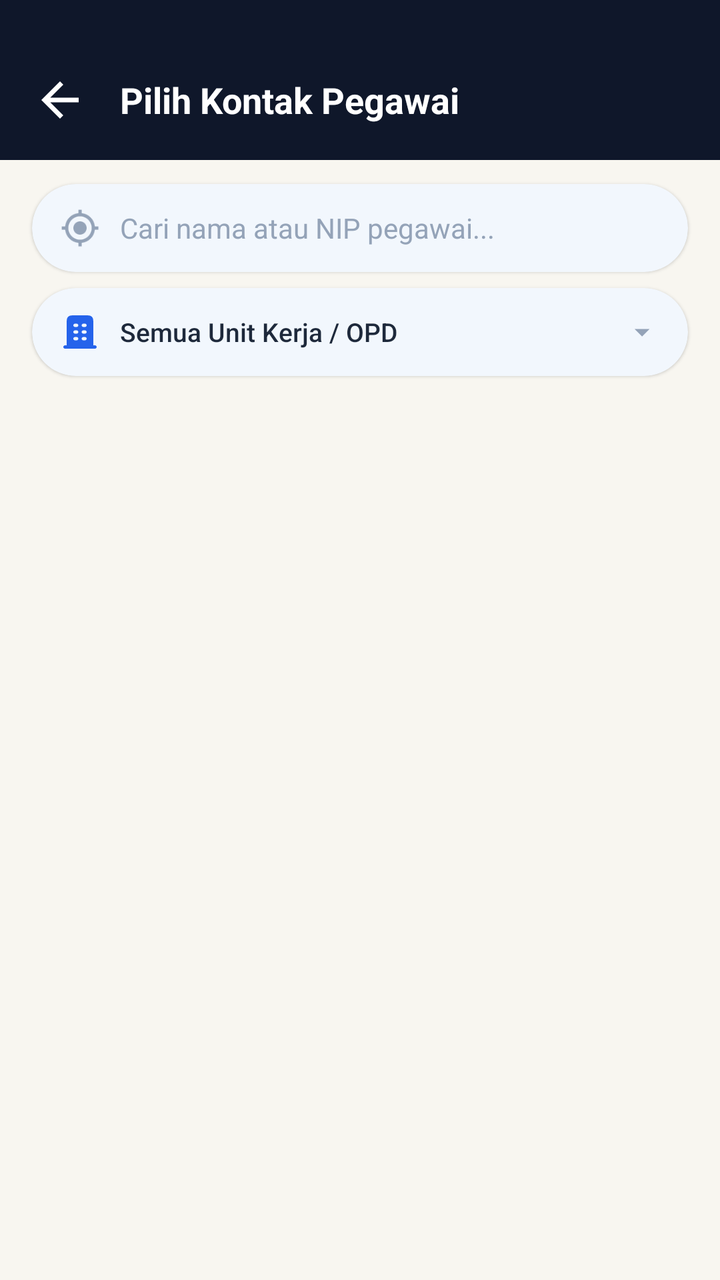
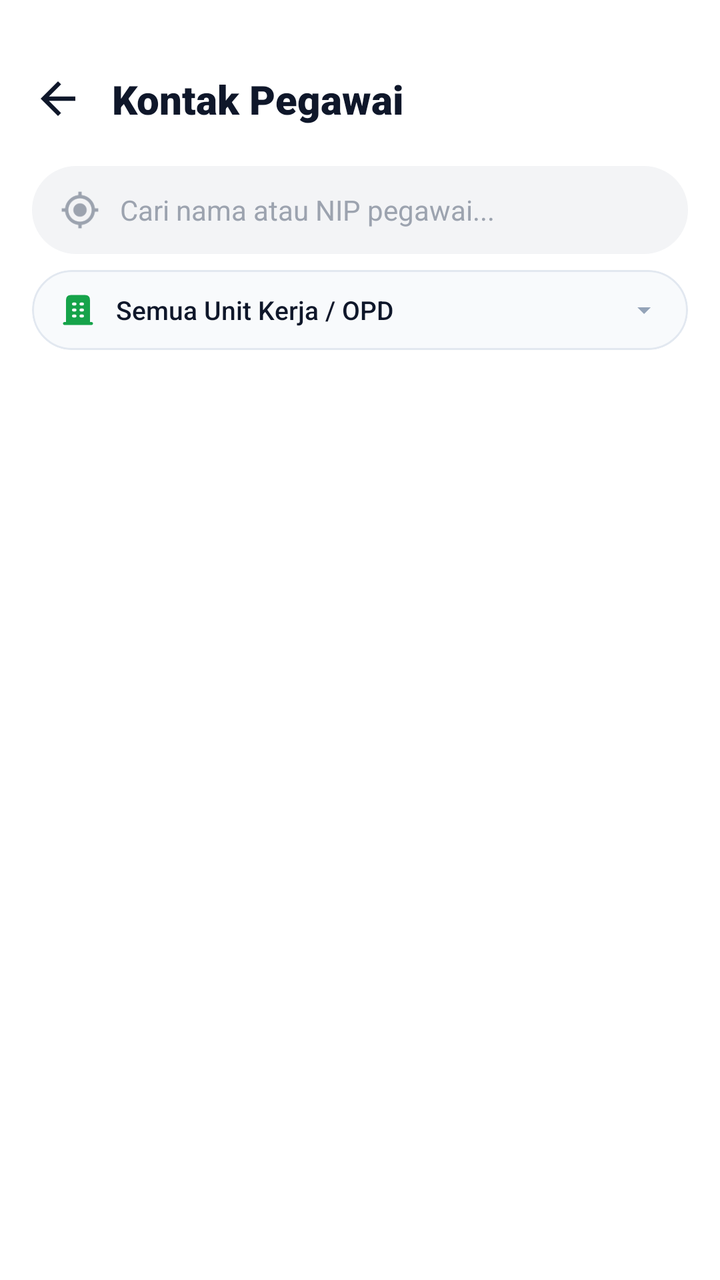

The first picture is an Android layout as it rendered before a commit; the second is the same layout after the commit. The layout source and the unified diff follow.
<!-- AndroidManifest.xml: application theme Theme.AppPemko -->
<!-- res/layout/activity_chat_contact_picker.xml -->
<?xml version="1.0" encoding="utf-8"?>
<LinearLayout xmlns:android="http://schemas.android.com/apk/res/android"
    xmlns:app="http://schemas.android.com/apk/res-auto"
    android:layout_width="match_parent"
    android:layout_height="match_parent"
    android:background="#F8F6F0"
    android:orientation="vertical">

    
    <LinearLayout
        android:layout_width="match_parent"
        android:layout_height="wrap_content"
        android:background="#0F172A"
        android:orientation="horizontal"
        android:paddingHorizontal="16dp"
        android:paddingTop="36dp"
        android:paddingBottom="16dp"
        android:gravity="center_vertical">

        <ImageView
            android:id="@+id/ivBackPicker"
            android:layout_width="28dp"
            android:layout_height="28dp"
            android:src="@drawable/ic_arrow_back"
            app:tint="#FFFFFF"
            android:background="?attr/selectableItemBackgroundBorderless"
            android:clickable="true"
            android:focusable="true"
            android:contentDescription="Kembali"/>

        <TextView
            android:layout_width="0dp"
            android:layout_height="wrap_content"
            android:layout_weight="1"
            android:layout_marginStart="16dp"
            android:text="Pilih Kontak Pegawai"
            android:textColor="#FFFFFF"
            android:textSize="18sp"
            android:textStyle="bold"/>
    </LinearLayout>

    
    <com.google.android.material.card.MaterialCardView
        android:layout_width="match_parent"
        android:layout_height="44dp"
        android:layout_marginHorizontal="16dp"
        android:layout_marginTop="12dp"
        android:layout_marginBottom="8dp"
        app:cardCornerRadius="22dp"
        app:cardElevation="1dp"
        app:strokeWidth="0dp">

        <LinearLayout
            android:layout_width="match_parent"
            android:layout_height="match_parent"
            android:gravity="center_vertical"
            android:orientation="horizontal"
            android:paddingHorizontal="14dp">

            <ImageView
                android:layout_width="20dp"
                android:layout_height="20dp"
                android:src="@drawable/ic_search_location"
                app:tint="#94A3B8"
                android:contentDescription="Cari"/>

            <EditText
                android:id="@+id/etSearchPicker"
                android:layout_width="match_parent"
                android:layout_height="match_parent"
                android:layout_marginStart="10dp"
                android:background="@null"
                android:hint="Cari nama atau NIP pegawai..."
                android:textColor="#1E293B"
                android:textColorHint="#94A3B8"
                android:textSize="14sp"
                android:inputType="text"/>
        </LinearLayout>
    </com.google.android.material.card.MaterialCardView>

    
    <com.google.android.material.card.MaterialCardView
        android:id="@+id/cvOpdFilterPicker"
        android:layout_width="match_parent"
        android:layout_height="44dp"
        android:layout_marginHorizontal="16dp"
        android:layout_marginBottom="8dp"
        android:clickable="true"
        android:focusable="true"
        app:cardCornerRadius="22dp"
        app:cardElevation="1dp"
        app:strokeWidth="0dp">

        <LinearLayout
            android:layout_width="match_parent"
            android:layout_height="match_parent"
            android:gravity="center_vertical"
            android:orientation="horizontal"
            android:paddingHorizontal="14dp">

            <ImageView
                android:layout_width="20dp"
                android:layout_height="20dp"
                android:src="@drawable/ic_locasi_office"
                app:tint="#2563EB"
                android:contentDescription="Unit Kerja / OPD"/>

            <TextView
                android:id="@+id/tvOpdFilterSelectedName"
                android:layout_width="0dp"
                android:layout_height="wrap_content"
                android:layout_weight="1"
                android:layout_marginStart="10dp"
                android:ellipsize="end"
                android:fontFamily="sans-serif-medium"
                android:maxLines="1"
                android:text="Semua Unit Kerja / OPD"
                android:textColor="#1E293B"
                android:textSize="13sp" />

            <ImageView
                android:layout_width="18dp"
                android:layout_height="18dp"
                android:src="@drawable/ic_arrow_down"
                app:tint="#94A3B8"
                android:contentDescription="Pilih OPD" />
        </LinearLayout>
    </com.google.android.material.card.MaterialCardView>

    
    <FrameLayout
        android:layout_width="match_parent"
        android:layout_height="0dp"
        android:layout_weight="1">

        <androidx.recyclerview.widget.RecyclerView
            android:id="@+id/rvPickerList"
            android:layout_width="match_parent"
            android:layout_height="match_parent"
            android:clipToPadding="false"
            android:paddingVertical="8dp"/>

        <ProgressBar
            android:id="@+id/pbPicker"
            android:layout_width="wrap_content"
            android:layout_height="wrap_content"
            android:layout_gravity="center"
            android:indeterminateTint="#16A34A"/>

        <TextView
            android:id="@+id/tvEmptyPicker"
            android:layout_width="wrap_content"
            android:layout_height="wrap_content"
            android:layout_gravity="center"
            android:text="Kontak tidak ditemukan"
            android:textColor="#64748B"
            android:textSize="14sp"
            android:visibility="gone"/>
    </FrameLayout>

</LinearLayout>
<!-- resources referenced by this layout -->
<resources>
  <!-- drawable ic_arrow_back (drawable) -->
  <?xml version="1.0" encoding="utf-8"?>
  <vector xmlns:android="http://schemas.android.com/apk/res/android"
      android:width="24dp"
      android:height="24dp"
      android:viewportWidth="24"
      android:viewportHeight="24">
      <path
          android:fillColor="#FFFFFFFF"
          android:pathData="M20,11H7.83l5.59,-5.59L12,4l-8,8 8,8 1.41,-1.41L7.83,13H20v-2z" />
  </vector>
  <!-- drawable ic_arrow_down (drawable) -->
  <vector android:height="24dp" android:tint="@color/biru"
      android:viewportHeight="24" android:viewportWidth="24"
      android:width="24dp" xmlns:android="http://schemas.android.com/apk/res/android">
      <path android:fillColor="@android:color/white" android:pathData="M7,10l5,5 5,-5z"/>
  </vector>
  <!-- drawable ic_search_location (drawable) -->
  <vector android:height="24dp"
      android:viewportHeight="24" android:viewportWidth="24"
      android:width="24dp" xmlns:android="http://schemas.android.com/apk/res/android">
      <path android:fillColor="#F1F1F1" android:pathData="M12,8c-2.21,0 -4,1.79 -4,4s1.79,4 4,4 4,-1.79 4,-4 -1.79,-4 -4,-4zM20.94,11c-0.46,-4.17 -3.77,-7.48 -7.94,-7.94L13,1h-2v2.06C6.83,3.52 3.52,6.83 3.06,11L1,11v2h2.06c0.46,4.17 3.77,7.48 7.94,7.94L11,23h2v-2.06c4.17,-0.46 7.48,-3.77 7.94,-7.94L23,13v-2h-2.06zM12,19c-3.87,0 -7,-3.13 -7,-7s3.13,-7 7,-7 7,3.13 7,7 -3.13,7 -7,7z"/>
  </vector>
  <style name="Theme.AppPemko" parent="Base.Theme.AppPemko">
          <item name="android:textColor">@color/text_primary</item>
      </style>
  <color name="biru">#008DDA</color>
  <style name="Base.Theme.AppPemko" parent="Theme.Material3.DayNight.NoActionBar">
          <item name="colorPrimary">@color/primary_brand</item>
          <item name="colorOnPrimary">@color/on_primary_brand</item>
          <item name="colorSecondary">@color/brand_secondary</item>
          <item name="colorOnSecondary">@color/white</item>
          <item name="colorSurface">@color/surface_main</item>
          <item name="colorOnSurface">@color/text_primary</item>
          <item name="colorSurfaceVariant">@color/surface_variant</item>
          <item name="colorOnSurfaceVariant">@color/text_secondary</item>
          <item name="android:statusBarColor">@color/primary_brand</item>
          <item name="android:windowBackground">@color/background_main</item>
          <item name="android:fontFamily">sans-serif</item>
          <item name="android:windowAnimationStyle">@style/Animation.App.Activity</item>
      </style>
  <color name="text_primary">#171717</color>
  <color name="primary_brand">#0869D8</color>
  <color name="on_primary_brand">#FFFFFF</color>
  <color name="brand_secondary">#E91E63</color>
  <color name="white">#FFFFFF</color>
  <color name="surface_main">#FFFFFF</color>
  <color name="surface_variant">#F4F4F4</color>
  <color name="text_secondary">#454545</color>
  <color name="background_main">#FBFBFB</color>
  <style name="Animation.App.Activity" parent="@android:style/Animation.Activity">
          <item name="android:activityOpenEnterAnimation">@anim/slide_in_right</item>
          <item name="android:activityOpenExitAnimation">@anim/slide_out_left</item>
          <item name="android:activityCloseEnterAnimation">@anim/slide_in_left</item>
          <item name="android:activityCloseExitAnimation">@anim/slide_out_right</item>
      </style>
  <!-- unchanged entries left out for length: 1 -->
</resources>

<!-- the commit's change to res/layout/activity_chat_contact_picker.xml (unified diff, before → after) -->
@@ -3,26 +3,26 @@
     xmlns:app="http://schemas.android.com/apk/res-auto"
     android:layout_width="match_parent"
     android:layout_height="match_parent"
-    android:background="#F8F6F0"
+    android:background="#FFFFFF"
     android:orientation="vertical">
 
     
     <LinearLayout
         android:layout_width="match_parent"
         android:layout_height="wrap_content"
-        android:background="#0F172A"
+        android:background="#FFFFFF"
         android:orientation="horizontal"
         android:paddingHorizontal="16dp"
         android:paddingTop="36dp"
-        android:paddingBottom="16dp"
+        android:paddingBottom="14dp"
         android:gravity="center_vertical">
 
         <ImageView
             android:id="@+id/ivBackPicker"
-            android:layout_width="28dp"
-            android:layout_height="28dp"
+            android:layout_width="26dp"
+            android:layout_height="26dp"
             android:src="@drawable/ic_arrow_back"
-            app:tint="#FFFFFF"
+            app:tint="#0F172A"
             android:background="?attr/selectableItemBackgroundBorderless"
             android:clickable="true"
             android:focusable="true"
@@ -32,23 +32,59 @@
             android:layout_width="0dp"
             android:layout_height="wrap_content"
             android:layout_weight="1"
-            android:layout_marginStart="16dp"
-            android:text="Pilih Kontak Pegawai"
-            android:textColor="#FFFFFF"
-            android:textSize="18sp"
-            android:textStyle="bold"/>
+            android:layout_marginStart="14dp"
+            android:text="Kontak Pegawai"
+            android:textColor="#0F172A"
+            android:textSize="20sp"
+            android:fontFamily="sans-serif-black"/>
+    </LinearLayout>
+
+    
+    <LinearLayout
+        android:layout_width="match_parent"
+        android:layout_height="44dp"
+        android:layout_marginHorizontal="16dp"
+        android:layout_marginTop="6dp"
+        android:layout_marginBottom="8dp"
+        android:background="@drawable/bg_pill_input"
+        android:gravity="center_vertical"
+        android:orientation="horizontal"
+        android:paddingHorizontal="14dp">
+
+        <ImageView
+            android:layout_width="20dp"
+            android:layout_height="20dp"
+            android:src="@drawable/ic_search_location"
+            app:tint="#9CA3AF"
+            android:contentDescription="Cari"/>
+
+        <EditText
+            android:id="@+id/etSearchPicker"
+            android:layout_width="match_parent"
+            android:layout_height="match_parent"
+            android:layout_marginStart="10dp"
+            android:background="@null"
+            android:hint="Cari nama atau NIP pegawai..."
+            android:textColor="#0F172A"
+            android:textColorHint="#9CA3AF"
+            android:textSize="14sp"
+            android:inputType="text"/>
     </LinearLayout>
 
     
     <com.google.android.material.card.MaterialCardView
+        android:id="@+id/cvOpdFilterPicker"
         android:layout_width="match_parent"
-        android:layout_height="44dp"
+        android:layout_height="40dp"
         android:layout_marginHorizontal="16dp"
-        android:layout_marginTop="12dp"
         android:layout_marginBottom="8dp"
-        app:cardCornerRadius="22dp"
-        app:cardElevation="1dp"
-        app:strokeWidth="0dp">
+        android:clickable="true"
+        android:focusable="true"
+        app:cardCornerRadius="20dp"
+        app:cardElevation="0dp"
+        app:cardBackgroundColor="#F8FAFC"
+        app:strokeWidth="1dp"
+        app:strokeColor="#E2E8F0">
 
         <LinearLayout
             android:layout_width="match_parent"
@@ -58,51 +94,10 @@
             android:paddingHorizontal="14dp">
 
             <ImageView
-                android:layout_width="20dp"
-                android:layout_height="20dp"
-                android:src="@drawable/ic_search_location"
-                app:tint="#94A3B8"
-                android:contentDescription="Cari"/>
-
-            <EditText
-                android:id="@+id/etSearchPicker"
-                android:layout_width="match_parent"
-                android:layout_height="match_parent"
-                android:layout_marginStart="10dp"
-                android:background="@null"
-                android:hint="Cari nama atau NIP pegawai..."
-                android:textColor="#1E293B"
-                android:textColorHint="#94A3B8"
-                android:textSize="14sp"
-                android:inputType="text"/>
-        </LinearLayout>
-    </com.google.android.material.card.MaterialCardView>
-
-    
-    <com.google.android.material.card.MaterialCardView
-        android:id="@+id/cvOpdFilterPicker"
-        android:layout_width="match_parent"
-        android:layout_height="44dp"
-        android:layout_marginHorizontal="16dp"
-        android:layout_marginBottom="8dp"
-        android:clickable="true"
-        android:focusable="true"
-        app:cardCornerRadius="22dp"
-        app:cardElevation="1dp"
-        app:strokeWidth="0dp">
-
-        <LinearLayout
-            android:layout_width="match_parent"
-            android:layout_height="match_parent"
-            android:gravity="center_vertical"
-            android:orientation="horizontal"
-            android:paddingHorizontal="14dp">
-
-            <ImageView
-                android:layout_width="20dp"
-                android:layout_height="20dp"
+                android:layout_width="18dp"
+                android:layout_height="18dp"
                 android:src="@drawable/ic_locasi_office"
-                app:tint="#2563EB"
+                app:tint="#16A34A"
                 android:contentDescription="Unit Kerja / OPD"/>
 
             <TextView
@@ -115,12 +110,12 @@
                 android:fontFamily="sans-serif-medium"
                 android:maxLines="1"
                 android:text="Semua Unit Kerja / OPD"
-                android:textColor="#1E293B"
+                android:textColor="#0F172A"
                 android:textSize="13sp" />
 
             <ImageView
-                android:layout_width="18dp"
-                android:layout_height="18dp"
+                android:layout_width="16dp"
+                android:layout_height="16dp"
                 android:src="@drawable/ic_arrow_down"
                 app:tint="#94A3B8"
                 android:contentDescription="Pilih OPD" />
@@ -138,7 +133,7 @@
             android:layout_width="match_parent"
             android:layout_height="match_parent"
             android:clipToPadding="false"
-            android:paddingVertical="8dp"/>
+            android:paddingVertical="4dp"/>
 
         <ProgressBar
             android:id="@+id/pbPicker"
@@ -153,7 +148,7 @@
             android:layout_height="wrap_content"
             android:layout_gravity="center"
             android:text="Kontak tidak ditemukan"
-            android:textColor="#64748B"
+            android:textColor="#94A3B8"
             android:textSize="14sp"
             android:visibility="gone"/>
     </FrameLayout>
<!-- resource entries referenced after the edit -->
@@ -1,5 +1,12 @@
 <!-- resources referenced by this layout -->
 <resources>
+  <!-- drawable bg_pill_input (drawable) -->
+  <?xml version="1.0" encoding="utf-8"?>
+  <shape xmlns:android="http://schemas.android.com/apk/res/android"
+      android:shape="rectangle">
+      <solid android:color="#F3F4F6" />
+      <corners android:radius="24dp" />
+  </shape>
   <!-- drawable ic_arrow_back (drawable) -->
   <?xml version="1.0" encoding="utf-8"?>
   <vector xmlns:android="http://schemas.android.com/apk/res/android"
@@ -12,10 +19,15 @@
           android:pathData="M20,11H7.83l5.59,-5.59L12,4l-8,8 8,8 1.41,-1.41L7.83,13H20v-2z" />
   </vector>
   <!-- drawable ic_arrow_down (drawable) -->
-  <vector android:height="24dp" android:tint="@color/biru"
-      android:viewportHeight="24" android:viewportWidth="24"
-      android:width="24dp" xmlns:android="http://schemas.android.com/apk/res/android">
-      <path android:fillColor="@android:color/white" android:pathData="M7,10l5,5 5,-5z"/>
+  <?xml version="1.0" encoding="utf-8"?>
+  <vector xmlns:android="http://schemas.android.com/apk/res/android"
+      android:width="24dp"
+      android:height="24dp"
+      android:viewportWidth="24"
+      android:viewportHeight="24">
+      <path
+          android:fillColor="#FF000000"
+          android:pathData="M7,10l5,5 5,-5z"/>
   </vector>
   <!-- drawable ic_search_location (drawable) -->
   <vector android:height="24dp"
